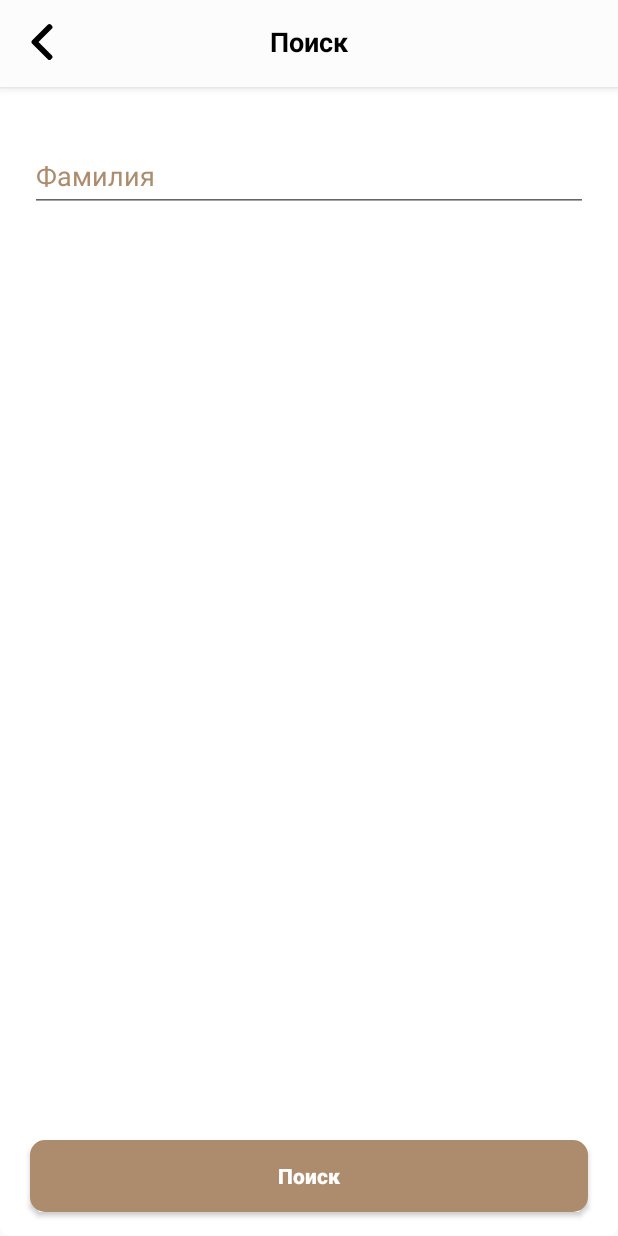
After one commit to romasks/remember, an Android app: the layout popup_page_screen.xml on its own in the app's theme, with its tools: preview values and no code run, on a phone screen of 412 x 824 dp. The commit adds this screen. Run offline under Robolectric (Android 15) with nearby library versions, the phone set to English and light mode, and no system bars.

Commit message:
- refactoring

```diff
--- /dev/null
+++ b/app/src/main/res/layout/popup_page_screen.xml
@@ -0,0 +1,100 @@
+<?xml version="1.0" encoding="utf-8"?>
+<androidx.constraintlayout.widget.ConstraintLayout xmlns:android="http://schemas.android.com/apk/res/android"
+    android:layout_width="match_parent"
+    android:layout_height="match_parent"
+    xmlns:app="http://schemas.android.com/apk/res-auto"
+    xmlns:tools="http://schemas.android.com/tools"
+    android:orientation="vertical"
+    android:background="@drawable/panel_white">
+
+    <com.google.android.material.appbar.AppBarLayout
+        android:id="@+id/appBarLayout"
+        android:layout_width="match_parent"
+        android:layout_height="wrap_content"
+        android:background="@color/app_bar"
+        android:theme="@style/AppTheme.AppBarOverlay"
+        app:layout_constraintStart_toStartOf="parent"
+        app:layout_constraintTop_toTopOf="parent">
+
+        <androidx.appcompat.widget.Toolbar
+            android:id="@+id/toolbar"
+            android:layout_width="match_parent"
+            android:layout_height="?attr/actionBarSize"
+            android:background="@color/app_bar"
+            app:popupTheme="@style/AppTheme.PopupOverlay">
+
+            <ImageView
+                android:id="@+id/back"
+                android:layout_width="wrap_content"
+                android:layout_height="wrap_content"
+                android:src="@drawable/ic_back" />
+
+            <TextView
+                android:id="@+id/textView2"
+                android:layout_width="wrap_content"
+                android:layout_height="wrap_content"
+                android:layout_gravity="center"
+                android:text="@string/search"
+                android:textColor="@android:color/black"
+                android:textSize="18sp"
+                android:textStyle="bold"
+                app:layout_constraintEnd_toEndOf="parent"
+                app:layout_constraintHorizontal_bias="0.0"
+                app:layout_constraintStart_toStartOf="parent"
+                tools:layout_editor_absoluteX="148dp"
+                tools:layout_editor_absoluteY="186dp" />
+        </androidx.appcompat.widget.Toolbar>
+
+        <ImageView
+            android:layout_width="match_parent"
+            android:layout_height="2dp" />
+    </com.google.android.material.appbar.AppBarLayout>
+
+    <com.google.android.material.textfield.TextInputLayout
+        android:id="@+id/name"
+        android:layout_width="match_parent"
+        android:layout_height="wrap_content"
+        android:layout_marginStart="@dimen/default_activity_fields_margin"
+        android:layout_marginLeft="@dimen/default_activity_fields_margin"
+        android:layout_marginTop="@dimen/default_activity_fields_margin"
+        android:layout_marginEnd="@dimen/default_activity_fields_margin"
+        android:layout_marginRight="@dimen/default_activity_fields_margin"
+        android:focusable="false"
+        android:textColorHint="@drawable/abc"
+        app:layout_constraintTop_toBottomOf="@+id/appBarLayout">
+
+        <AutoCompleteTextView
+            android:id="@+id/city_value"
+            android:layout_width="match_parent"
+            android:layout_height="wrap_content"
+            android:layout_gravity="start"
+            android:focusable="false"
+            android:hint="@string/last_name"
+            android:inputType="textPersonName"
+            android:maxLines="1"
+            android:textAlignment="textStart"
+            android:textColor="@android:color/black"
+            android:textColorHighlight="@color/light_brown"
+            android:textColorHint="@drawable/abc"
+            android:textColorLink="@color/light_brown" />
+
+    </com.google.android.material.textfield.TextInputLayout>
+
+    <Button
+        android:id="@+id/submit"
+        android:layout_width="match_parent"
+        android:layout_height="wrap_content"
+        android:layout_marginStart="@dimen/default_activity_fields_margin"
+        android:layout_marginTop="16dp"
+        android:layout_marginBottom="16dp"
+        android:layout_marginEnd="@dimen/default_activity_fields_margin"
+        android:background="@drawable/button"
+        android:text="@string/search"
+        android:textAllCaps="false"
+        android:textColor="@android:color/white"
+        android:textStyle="bold"
+        app:layout_constraintBottom_toBottomOf="parent"
+        app:layout_constraintEnd_toEndOf="parent"
+        app:layout_constraintStart_toStartOf="parent" />
+
+</androidx.constraintlayout.widget.ConstraintLayout>
--- a/app/src/main/res/values/strings.xml
+++ b/app/src/main/res/values/strings.xml
@@ -61,4 +61,5 @@
     <string name="entry_button_underline"><u>Войти</u></string>
     <string name="star">Знаменитость</string>
     <string name="send">Отправить</string>
+    <string name="search">Поиск</string>
 </resources>
```
Also changed, not shown: app/src/main/java/com/remember/app/ui/cabinet/events/EventFragment.java (+15 -0 lines), app/src/main/java/com/remember/app/ui/cabinet/main/MainActivity.java (+41 -8 lines), app/src/main/java/com/remember/app/ui/cabinet/memory_pages/PageFragment.java (+15 -0 lines), app/src/main/java/com/remember/app/ui/utils/PopupPageScreen.java (added, +38 -0 lines), 1 other file.
